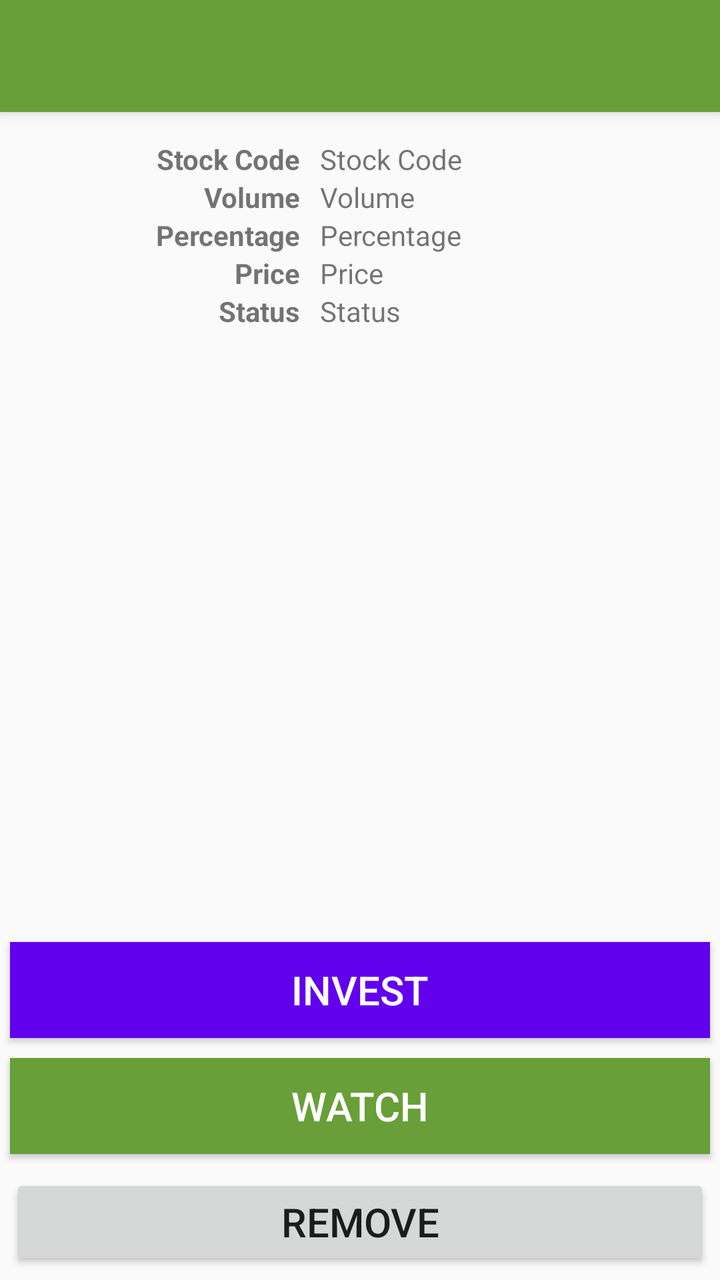
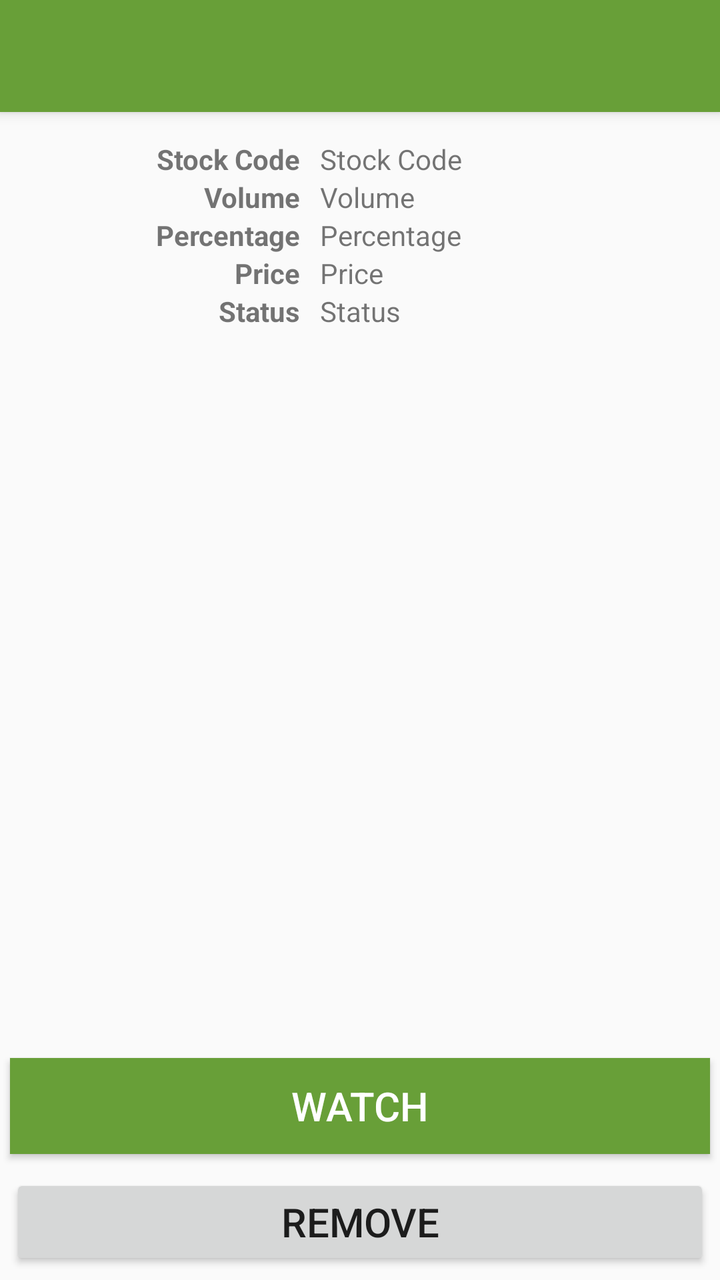

The first picture is an Android layout as it rendered before a commit; the second is the same layout after the commit. The layout source and the unified diff follow.
<!-- AndroidManifest.xml: activity theme AppTheme.NoActionBar -->
<!-- res/layout/activity_stockitem_detail.xml -->
<?xml version="1.0" encoding="utf-8"?>
<android.support.design.widget.CoordinatorLayout xmlns:android="http://schemas.android.com/apk/res/android"
    xmlns:app="http://schemas.android.com/apk/res-auto"
    xmlns:tools="http://schemas.android.com/tools"
    android:layout_width="match_parent"
    android:layout_height="match_parent"
    android:fitsSystemWindows="true"
    tools:context=".StockItemDetailActivity">

    <android.support.design.widget.AppBarLayout
        android:layout_width="match_parent"
        android:layout_height="wrap_content"
        android:theme="@style/AppTheme.AppBarOverlay">
        <android.support.v7.widget.Toolbar
            android:id="@+id/toolbar"
            android:layout_width="match_parent"
            android:layout_height="?attr/actionBarSize"
            android:background="?attr/colorPrimary"
            app:popupTheme="@style/AppTheme.PopupOverlay" />
    </android.support.design.widget.AppBarLayout>
    <android.support.v4.widget.NestedScrollView
        android:id="@+id/stockitem_detail_container"
        android:layout_width="match_parent"
        android:layout_height="match_parent"
        app:layout_behavior="@string/appbar_scrolling_view_behavior"
        android:visibility="gone"
        />
    <include layout="@layout/content_detail_stocks" />
    <android.support.design.widget.FloatingActionButton
        android:id="@+id/fab"
        android:layout_width="wrap_content"
        android:layout_height="wrap_content"
        android:layout_gravity="bottom|end"
        android:layout_margin="@dimen/fab_margin"
        app:srcCompat="@android:drawable/stat_notify_chat"
        android:visibility="gone"
        />
    <LinearLayout
        android:layout_width="match_parent"
        android:layout_height="wrap_content"
        android:orientation="vertical"
        android:layout_gravity="bottom"
        >
        <Button
            android:id="@+id/btn_watch_invest"
            android:layout_width="match_parent"
            android:layout_height="wrap_content"
            android:background="@color/design_default_color_primary"
            android:elevation="0dp"
            android:layout_margin="5dp"
            android:text="Invest"
            android:textColor="#ffff"
            android:textSize="20sp" />
        <Button
            android:id="@+id/btn_watch_stock"
            android:layout_width="match_parent"
            android:layout_height="wrap_content"
            android:background="@color/colorPrimary"
            android:elevation="0dp"
            android:layout_margin="5dp"
            android:text="Watch"
            android:textColor="#ffff"
            android:textSize="20sp" />
        <Button
            android:id="@+id/btn_watch_remove"
            android:layout_width="match_parent"
            android:layout_height="wrap_content"
            android:elevation="0dp"
            android:layout_margin="5dp"
            android:text="Remove"
            android:textSize="20sp" />
    </LinearLayout>
</android.support.design.widget.CoordinatorLayout>
<!-- res/layout/content_detail_stocks.xml (included above) -->
<?xml version="1.0" encoding="utf-8"?>
<android.support.constraint.ConstraintLayout
    xmlns:android="http://schemas.android.com/apk/res/android"
    xmlns:app="http://schemas.android.com/apk/res-auto"
    android:layout_width="match_parent"
    android:layout_height="fill_parent"
    android:layout_marginTop="70dp">
    <LinearLayout
        android:layout_width="150dp"
        android:layout_height="match_parent"
        android:orientation="vertical"
        android:id="@+id/linear_1"
        >

        <TextView
            android:layout_width="match_parent"
            android:layout_height="wrap_content"
            android:text="Stock Code"
            android:textAlignment="textEnd"
            android:textStyle="bold"
            />
        <TextView
            android:layout_width="match_parent"
            android:layout_height="wrap_content"
            android:text="Volume"
            android:textAlignment="textEnd"
            android:textStyle="bold"
            />
        <TextView
            android:layout_width="match_parent"
            android:layout_height="wrap_content"
            android:text="Percentage"
            android:textAlignment="textEnd"
            android:textStyle="bold"
            />
        <TextView
            android:layout_width="match_parent"
            android:layout_height="wrap_content"
            android:text="Price"
            android:textAlignment="textEnd"
            android:textStyle="bold"
            />
        <TextView
            android:layout_width="match_parent"
            android:layout_height="wrap_content"
            android:text="Status"
            android:textAlignment="textEnd"
            android:textStyle="bold"
            />
    </LinearLayout>
    <LinearLayout
        android:layout_width="match_parent"
        android:layout_height="fill_parent"
        android:orientation="vertical"
        android:layout_toRightOf="@+id/linear_1"
        android:layout_marginLeft="160dp"
        >
        <TextView
            android:id="@+id/txt_stock_symbol"
            android:layout_width="wrap_content"
            android:layout_height="wrap_content"
            android:text="Stock Code"
            />
        <TextView
            android:id="@+id/txt_stock_volume"
            android:layout_width="wrap_content"
            android:layout_height="wrap_content"
            android:text="Volume"
            />
        <TextView
            android:id="@+id/txt_stock_percent"
            android:layout_width="wrap_content"
            android:layout_height="wrap_content"
            android:text="Percentage"
            />
        <TextView
            android:id="@+id/txt_stock_price"
            android:layout_width="wrap_content"
            android:layout_height="wrap_content"
            android:text="Price"
            />
        <TextView
            android:id="@+id/txt_stock_status"
            android:layout_width="wrap_content"
            android:layout_height="wrap_content"
            android:text="Status"
            />

    </LinearLayout>


</android.support.constraint.ConstraintLayout>
<!-- resources referenced by this layout -->
<resources>
  <color name="colorPrimary">#689F38</color>
  <dimen name="fab_margin">16dp</dimen>
  <style name="AppTheme.AppBarOverlay" parent="ThemeOverlay.AppCompat.Dark.ActionBar" />
  <style name="AppTheme.PopupOverlay" parent="ThemeOverlay.AppCompat.Light" />
  <style name="AppTheme.NoActionBar">
          <item name="windowActionBar">false</item>
          <item name="windowNoTitle">true</item>
      </style>
</resources>

<!-- the commit's change to res/layout/activity_stockitem_detail.xml (unified diff, before → after) -->
@@ -50,6 +50,7 @@
             android:layout_margin="5dp"
             android:text="Invest"
             android:textColor="#ffff"
+            android:visibility="gone"
             android:textSize="20sp" />
         <Button
             android:id="@+id/btn_watch_stock"
@@ -159,7 +160,6 @@
             android:layout_height="wrap_content"
             android:text="Status"
             />
-
     </LinearLayout>
 
 
